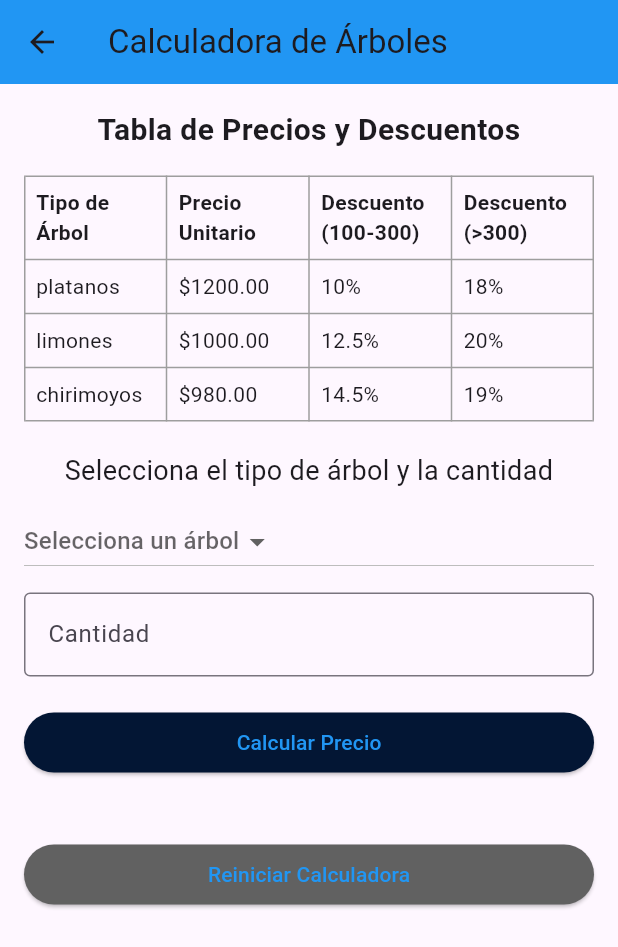
After one commit to Johan-Romo/EjerciciosFlutter, a Flutter app: the screen it shows after launch, in the side drawer, after a tap on "Ejercicio 6: Calculadora de Árboles", on a phone screen of 412 x 824 dp. The commit adds this screen. Shown: the top 947 px of the screen. Run offline on Flutter 3.47's test engine with Material 3 defaults, Android fonts, the phone set to English and light mode, and no system bars; our stand-ins replace google_fonts; network calls fail.

Commit message:
ejercicio 6

```diff
--- a/ejerciciodeber1/lib/Paginas/HomePage.dart
+++ b/ejerciciodeber1/lib/Paginas/HomePage.dart
@@ -2,6 +2,7 @@ import 'package:ejerciciodeber1/Paginas/ClasificadorEdad.dart';
 import 'package:ejerciciodeber1/Paginas/TernaPitagorica.dart';
 import 'package:flutter/material.dart';
 import 'package:flutter/cupertino.dart';
+import 'package:ejerciciodeber1/Paginas/TreeCalculatorPage.dart';
 import 'Randomicos.dart';
 class HomePage extends StatelessWidget {
   const HomePage({super.key});
@@ -97,7 +98,18 @@ class HomePage extends StatelessWidget {
                         );
                       },
                     ),
-                    // ... resto de ListTiles
+                    ListTile(
+                      leading: const Icon(Icons.calculate),
+                      title: const Text("Ejercicio 6: Calculadora de Árboles"),
+                      onTap: () {
+                        Navigator.push(
+                          context,
+                          MaterialPageRoute(
+                            builder: (context) => TreeCalculatorPage(),
+                          ),
+                        );
+                      },
+                    ),
                   ],
                 ),
               ),
--- /dev/null
+++ b/ejerciciodeber1/lib/Paginas/TreeCalculatorPage.dart
@@ -0,0 +1,249 @@
+import 'package:flutter/material.dart';
+
+class Tree {
+  final String type;
+  final double unitPrice;
+
+  Tree(this.type, this.unitPrice);
+}
+
+class TreeCalculatorPage extends StatefulWidget {
+  @override
+  _TreeCalculatorPageState createState() => _TreeCalculatorPageState();
+}
+
+class _TreeCalculatorPageState extends State<TreeCalculatorPage> {
+  final List<Tree> trees = [
+    Tree('platanos', 1200),
+    Tree('limones', 1000),
+    Tree('chirimoyos', 980),
+  ];
+
+  Tree? selectedTree;
+  final TextEditingController quantityController = TextEditingController();
+  double? total;
+  String calculationDetails = '';
+  String? quantityError;
+
+  @override
+  Widget build(BuildContext context) {
+    return Scaffold(
+      appBar: AppBar(
+        title: const Text('Calculadora de Árboles'),
+        backgroundColor: const Color(0xFF2196F3),
+      ),
+      body: SingleChildScrollView(
+        padding: const EdgeInsets.all(16.0),
+        child: Column(
+          crossAxisAlignment: CrossAxisAlignment.stretch,
+          children: [
+            const Text(
+              'Tabla de Precios y Descuentos',
+              style: TextStyle(fontSize: 20, fontWeight: FontWeight.bold),
+              textAlign: TextAlign.center,
+            ),
+            const SizedBox(height: 16),
+            Table(
+              border: TableBorder.all(color: Colors.grey),
+              children: [
+                TableRow(
+                  children: [
+                    _buildTableCell('Tipo de Árbol', bold: true),
+                    _buildTableCell('Precio Unitario', bold: true),
+                    _buildTableCell('Descuento (100-300)', bold: true),
+                    _buildTableCell('Descuento (>300)', bold: true),
+                  ],
+                ),
+                ...trees.map((tree) => TableRow(
+                  children: [
+                    _buildTableCell(tree.type),
+                    _buildTableCell('\$${tree.unitPrice.toStringAsFixed(2)}'),
+                    _buildTableCell(
+                        tree.type == 'platanos'
+                            ? '10%'
+                            : tree.type == 'limones'
+                            ? '12.5%'
+                            : '14.5%'),
+                    _buildTableCell(
+                        tree.type == 'platanos'
+                            ? '18%'
+                            : tree.type == 'limones'
+                            ? '20%'
+                            : '19%'),
+                  ],
+                )),
+              ],
+            ),
+            const SizedBox(height: 20),
+            const Text(
+              'Selecciona el tipo de árbol y la cantidad',
+              style: TextStyle(fontSize: 18),
+              textAlign: TextAlign.center,
+            ),
+            const SizedBox(height: 10),
+            DropdownButton<Tree>(
+              value: selectedTree,
+              hint: const Text('Selecciona un árbol'),
+              items: trees.map((tree) {
+                return DropdownMenuItem<Tree>(
+                  value: tree,
+                  child: Text(tree.type),
+                );
+              }).toList(),
+              onChanged: (Tree? value) {
+                setState(() {
+                  selectedTree = value;
+                });
+              },
+            ),
+            const SizedBox(height: 10),
+            TextField(
+              controller: quantityController,
+              decoration: InputDecoration(
+                border: const OutlineInputBorder(),
+                labelText: 'Cantidad',
+                errorText: quantityError,
+              ),
+              keyboardType: TextInputType.number,
+              onChanged: (value) {
+                _validateQuantity();
+              },
+            ),
+            const SizedBox(height: 20),
+            ElevatedButton(
+              onPressed: () {
+                if (quantityError != null || selectedTree == null) {
+                  _showErrorDialog(context, 'Selecciona un árbol y una cantidad válida (0 a 500).');
+                  return;
+                }
+                _calculatePrice();
+              },
+              style: ElevatedButton.styleFrom(
+                backgroundColor: const Color(0xFF031634), // Fondo del botón
+                foregroundColor: const Color(0xFF2196F3), // Color de la letra del botón
+              ),
+              child: const Text('Calcular Precio'),
+            ),
+            const SizedBox(height: 20),
+            if (total != null)
+              Column(
+                children: [
+                  Text(
+                    'El total a pagar es: \$${total!.toStringAsFixed(2)}',
+                    style: const TextStyle(fontSize: 18, fontWeight: FontWeight.bold),
+                    textAlign: TextAlign.center,
+                  ),
+                  const SizedBox(height: 20),
+                  Text(
+                    calculationDetails,
+                    style: const TextStyle(fontSize: 16),
+                  ),
+                ],
+              ),
+            const SizedBox(height: 20),
+            ElevatedButton(
+              onPressed: _resetCalculator,
+              style: ElevatedButton.styleFrom(
+                backgroundColor: Colors.grey[700], // Fondo del botón
+                foregroundColor: const Color(0xFF2196F3), // Color de la letra del botón
+              ),
+              child: const Text('Reiniciar Calculadora'),
+            ),
+          ],
+        ),
+      ),
+    );
+  }
+
+  void _validateQuantity() {
+    final text = quantityController.text;
+    final quantity = int.tryParse(text);
+
+    setState(() {
+      if (quantity == null || quantity < 0 || quantity > 500) {
+        quantityError = 'Debe ingresar un número entre 0 y 500';
+      } else {
+        quantityError = null;
+      }
+    });
+  }
+
+  void _calculatePrice() {
+    final quantity = int.parse(quantityController.text);
+    final unitPrice = selectedTree!.unitPrice;
+
+    double discountRate = 0;
+    if (quantity > 300) {
+      discountRate = selectedTree!.type == 'platanos'
+          ? 0.18
+          : selectedTree!.type == 'limones'
+          ? 0.20
+          : 0.19;
+    } else if (quantity > 100) {
+      discountRate = selectedTree!.type == 'platanos'
+          ? 0.10
+          : selectedTree!.type == 'limones'
+          ? 0.125
+          : 0.145;
+    }
+
+    double basePrice = unitPrice * quantity;
+    double discount = basePrice * discountRate;
+    double finalPrice = basePrice - discount;
+
+    if (quantity > 1000) {
+      finalPrice -= finalPrice * 0.15;
+    }
+
+    setState(() {
+      total = finalPrice * 1.12; // Incluye IVA (12%)
+      calculationDetails = '''
+        Paso 1: Precio sin descuento: \$${basePrice.toStringAsFixed(2)}
+        Paso 2: Descuento aplicado (${(discountRate * 100).toStringAsFixed(2)}%): -\$${discount.toStringAsFixed(2)}
+        Paso 3: Precio con descuento: \$${finalPrice.toStringAsFixed(2)}
+        Paso 4: IVA (12%): \$${(finalPrice * 0.12).toStringAsFixed(2)}
+        Total: \$${total!.toStringAsFixed(2)}
+      ''';
+    });
+  }
+
+  void _resetCalculator() {
+    setState(() {
+      selectedTree = null;
+      quantityController.clear();
+      total = null;
+      calculationDetails = '';
+      quantityError = null;
+    });
+  }
+
+  void _showErrorDialog(BuildContext context, String message) {
+    showDialog(
+      context: context,
+      builder: (BuildContext context) {
+        return AlertDialog(
+          title: const Text('Error'),
+          content: Text(message),
+          actions: [
+            TextButton(
+              child: const Text('Cerrar'),
+              onPressed: () {
+                Navigator.of(context).pop();
+              },
+            ),
+          ],
+        );
+      },
+    );
+  }
+
+  Widget _buildTableCell(String text, {bool bold = false}) {
+    return Padding(
+      padding: const EdgeInsets.all(8.0),
+      child: Text(
+        text,
+        style: TextStyle(fontWeight: bold ? FontWeight.bold : FontWeight.normal),
+      ),
+    );
+  }
+}
```
